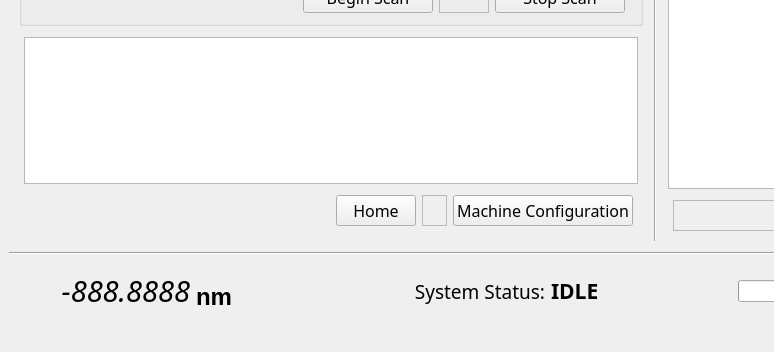
First picture: the form in ui/mainwindow_mk2.ui, repository mitbailey/MMC, before the edit; both pictures show x 0 to 774 and y 248 to 600 of the 1223 by 600 pixel window.
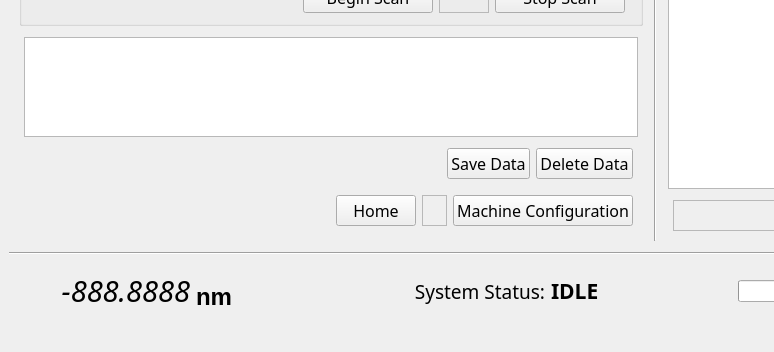
Second picture: the form after the edit.

Commit message: Progressing with table impl

```diff
--- a/ui/mainwindow_mk2.ui
+++ b/ui/mainwindow_mk2.ui
@@ -433,6 +433,61 @@
           <item>
            <widget class="QTableWidget" name="table"/>
           </item>
+          <item>
+           <layout class="QHBoxLayout" name="horizontalLayout_9">
+            <property name="leftMargin">
+             <number>5</number>
+            </property>
+            <property name="topMargin">
+             <number>5</number>
+            </property>
+            <property name="rightMargin">
+             <number>5</number>
+            </property>
+            <property name="bottomMargin">
+             <number>5</number>
+            </property>
+            <item>
+             <spacer name="horizontalSpacer_6">
+              <property name="orientation">
+               <enum>Qt::Horizontal</enum>
+              </property>
+              <property name="sizeHint" stdset="0">
+               <size>
+                <width>40</width>
+                <height>20</height>
+               </size>
+              </property>
+             </spacer>
+            </item>
+            <item>
+             <widget class="QPushButton" name="save_data_button">
+              <property name="font">
+               <font>
+                <family>Segoe UI Semibold</family>
+                <pointsize>12</pointsize>
+               </font>
+              </property>
+              <property name="text">
+               <string>Save Data</string>
+              </property>
+             </widget>
+            </item>
+            <item>
+             <widget class="QPushButton" name="delete_data_button">
+              <property name="font">
+               <font>
+                <family>Segoe UI Semibold</family>
+                <pointsize>12</pointsize>
+               </font>
+              </property>
+              <property name="text">
+               <string>Delete Data</string>
+              </property>
+             </widget>
+            </item>
+           </layout>
+          </item>
           <item>
            <layout class="QHBoxLayout" name="horizontalLayout_3">
             <property name="leftMargin">
```
The commit also changes 2 other files.
